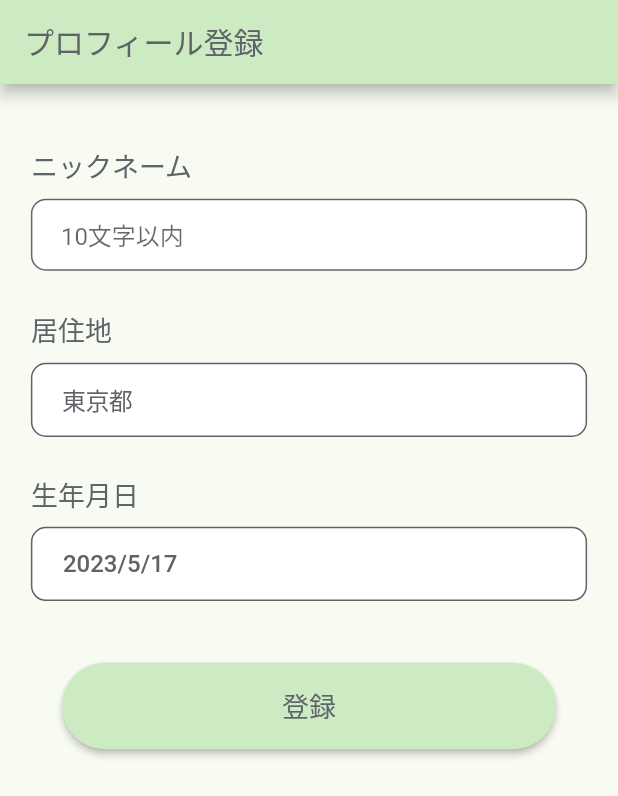
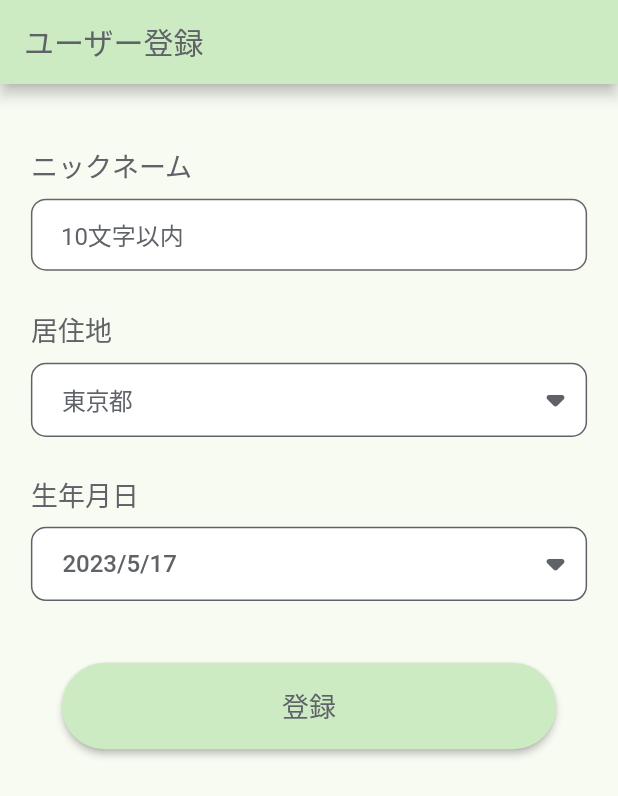
Before and after one commit to m-maekakuchi/Harvester, a Flutter app: the UserInfoPage screen opened by its route, on a phone screen of 412 x 824 dp. Shown: the top 796 px of the screen. Run offline on Flutter 3.47's test engine with Material 2 defaults, Android fonts, the phone set to English and light mode, and no system bars; our stand-ins replace firebase_auth, firebase_core, flutter_datetime_picker, flutter_riverpod, go_router, google_sign_in; missing offline and left inert: firebase_app_check; accounts and stored records are empty; generated files the repository leaves out were written again.

Commit message:
ユーザー登録画面の静的実装の完了

```diff
--- a/lib/views/pages/register/user_info_page.dart
+++ b/lib/views/pages/register/user_info_page.dart
@@ -59,8 +59,12 @@ const List<String> _addressAry = <String>[
 void main() async{
   runApp(const UserInfoPage());
 }
+
 final addressProvider = StateProvider((ref) => 12);
 final birthdayProvider = StateProvider((ref) => '${DateTime.now().year}/${DateTime.now().month}/${DateTime.now().day}');
+
+// テキストの文字色
+const textColor = Color.fromRGBO(95, 99, 104, 1);
 
 class UserInfoPage extends ConsumerWidget {
   const UserInfoPage({super.key});
@@ -69,6 +73,18 @@ class UserInfoPage extends ConsumerWidget {
   Widget build(BuildContext context, WidgetRef ref) {
     final selectedAddress = ref.watch(addressProvider);
     final selectedBirthday = ref.watch(birthdayProvider);
+    final spaceHeight1 = SizedBox(
+      height: getH(context, 1),
+    );
+    final spaceHeight3 = SizedBox(
+      height: getH(context, 3),
+    );
+    final spaceHeight5 = SizedBox(
+      height: getH(context, 5),
+    );
+    final spaceWidth5 = SizedBox(
+      width: getW(context, 5),
+    );
 
     // 居住地のドラムロール
     void showDialog(Widget child) {
@@ -92,17 +108,15 @@ class UserInfoPage extends ConsumerWidget {
     }
 
     return Scaffold(
-        appBar: AppBar(title: const Text('プロフィール登録')),
-        body: Column(
+      appBar: AppBar(title: const Text('ユーザー登録')),
+        // 日本語キーボード表示時のOVERFLOWに対する対応
+      body: SingleChildScrollView(
+        child: Column(
           children: [
-              SizedBox(
-                height: getH(context, 5),
-              ),
+            spaceHeight5,
             Row(
               children: [
-                  SizedBox(
-                    width: getW(context, 5),
-                  ),
+                spaceWidth5,
                 const SizedBox(
                   child: Text(
                     'ニックネーム',
@@ -114,20 +128,18 @@ class UserInfoPage extends ConsumerWidget {
                 ),
               ],
             ),
-              SizedBox(
-                height: getH(context, 1),
-              ),
+            spaceHeight1,
             // ニックネーム欄
             SizedBox(
               width: getW(context, 90),
               height: getH(context, 6),
               child: TextFormField(
-                  validator: (value) {
-                    if (value == null || value.length > 10) {
-                      return '入力してください';
-                    }
-                    return null;
-                  },
+                // validator: (value) {
+                //   if (value == null || value.isEmpty) {
+                //     return '入力してください';
+                //   }
+                //   return null;
+                // },
                 decoration: InputDecoration(
                   fillColor: Colors.white,
                   filled: true,
@@ -140,18 +152,15 @@ class UserInfoPage extends ConsumerWidget {
                   hintText: '10文字以内',
                   hintStyle: const TextStyle(
                     fontSize: 16,
+                    color: textColor,
                   ),
                 ),
               ),
             ),
-              SizedBox(
-                height: getH(context, 3),
-              ),
+            spaceHeight3,
             Row(
               children: [
-                  SizedBox(
-                    width: getW(context, 5),
-                  ),
+                spaceWidth5,
                 const SizedBox(
                   child: Text(
                     '居住地',
@@ -163,20 +172,21 @@ class UserInfoPage extends ConsumerWidget {
                 ),
               ],
             ),
-              SizedBox(
-                height: getH(context, 1),
-              ),
-              // 居住地欄
+            spaceHeight1,
+            // 居住地選択欄
             Container(
               width: getW(context, 90),
               height: getH(context, 6),
               decoration: BoxDecoration(
                 color: Colors.white,
-                  border: Border.all(color: const Color.fromRGBO(95, 99, 104, 1)),
+                border: Border.all(color: textColor),
                 borderRadius: BorderRadius.circular(10),
               ),
-                child: CupertinoButton(
-                  padding: const EdgeInsets.fromLTRB(20, 0, 20, 0),
+              child: Row(
+                mainAxisAlignment: MainAxisAlignment.spaceBetween,
+                children: [
+                  CupertinoButton(
+                    padding: const EdgeInsets.only(left: 20),
                     onPressed: () =>
                       showDialog(
                         CupertinoPicker(
@@ -197,28 +207,35 @@ class UserInfoPage extends ConsumerWidget {
                             _addressAry.length, (int index) {
                               return Text(
                                 _addressAry[index],
+                                style: const TextStyle(
+                                  color: textColor,
+                                ),
                               );
-                          }),
+                            }
+                          ),
                         ),
                       ),
                     alignment: Alignment.centerLeft,
                     child: Text(
                       _addressAry[selectedAddress],
                       style: const TextStyle(
-                      color: Color.fromRGBO(95, 99, 104, 1),
+                        color: textColor,
                         fontSize: 16
                       ),
                     ),
                   ),
+                  const Icon(
+                    Icons.arrow_drop_down_rounded,
+                    size: 40,
+                    color: textColor,
                   ),
-              SizedBox(
-                height: getH(context, 3),
+                ],
               ),
+            ),
+            spaceHeight3,
             Row(
               children: [
-                  SizedBox(
-                    width: getW(context, 5),
-                  ),
+                spaceWidth5,
                 const SizedBox(
                   child: Text(
                     '生年月日',
@@ -230,19 +247,20 @@ class UserInfoPage extends ConsumerWidget {
                 ),
               ],
             ),
-              SizedBox(
-                height: getH(context, 1),
-              ),
-              // 生年月日入力欄
+            spaceHeight1,
+            // 生年月日選択入力欄
             Container(
               width: getW(context, 90),
               height: getH(context, 6),
               decoration: BoxDecoration(
                 color: Colors.white,
-                  border: Border.all(color: const Color.fromRGBO(95, 99, 104, 1)),
+                border: Border.all(color: textColor),
                 borderRadius: BorderRadius.circular(10),
               ),
               child: TextButton (
+                style: TextButton.styleFrom(
+                  padding: const EdgeInsets.only(left: 20),
+                ),
                 onPressed: () {
                   DatePicker.showDatePicker(context,
                     showTitleActions: false,
@@ -257,32 +275,34 @@ class UserInfoPage extends ConsumerWidget {
                   );
                 },
                 child: Row(
+                  mainAxisAlignment: MainAxisAlignment.spaceBetween,
+                  crossAxisAlignment: CrossAxisAlignment.center,
                   children: [
-                      SizedBox(
-                        width: getW(context, 3),
-                      ),
                     Text(
                       textAlign: TextAlign.left,
                       style: const TextStyle(
-                          color: Color.fromRGBO(95, 99, 104, 1),
+                        color: textColor,
                         fontSize: 16,
                       ),
                       selectedBirthday,
+                    ),
+                    const Icon(
+                      Icons.arrow_drop_down_rounded,
+                      size: 40,
+                      color: textColor,
                     ),
                   ],
                 ),
               ),
             ),
-              SizedBox(
-                height: getH(context, 5),
-              ),
+            spaceHeight5,
             SizedBox(
               width: getW(context, 80),
               height: getH(context, 7),
               child: ElevatedButton(
                 style: ElevatedButton.styleFrom(
                   backgroundColor: const Color.fromRGBO(205, 235, 195, 1),
-                      foregroundColor: const Color.fromRGBO(95, 99, 104, 1),
+                  foregroundColor: textColor,
                   shape: RoundedRectangleBorder(
                       borderRadius: BorderRadius.circular(45)
                   )
@@ -299,6 +319,7 @@ class UserInfoPage extends ConsumerWidget {
               ),
             )
           ]
+        ),
       )
     );
   }
```
Lines whose indentation alone changed are shown as unchanged.
